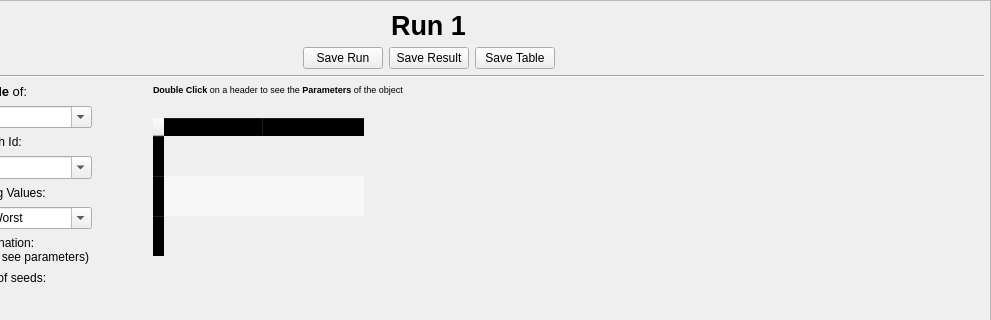
First picture: the form in frontend/designer_templates/main_window/run_tab.ui, repository tomaslibanomonteiro/Thesis-code, before the edit; both pictures show x 137 to 1128 and y 0 to 320 of the 1128 by 662 pixel window.
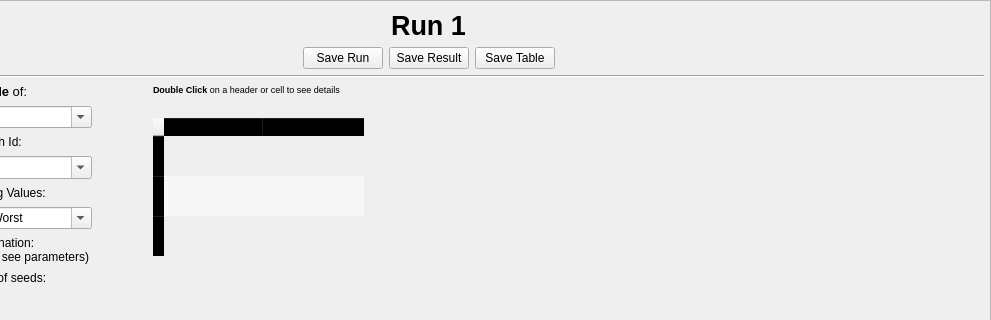
Second picture: the form after the edit.

Commit message: double click to get seed

What changed in the file:
```diff
--- a/frontend/designer_templates/main_window/run_tab.ui
+++ b/frontend/designer_templates/main_window/run_tab.ui
@@ -620,7 +620,7 @@
            <enum>Qt::LeftToRight</enum>
           </property>
           <property name="text">
-           <string>&lt;html&gt;&lt;head/&gt;&lt;body&gt;&lt;p&gt;&lt;span style=&quot; font-weight:600;&quot;&gt;Double Click &lt;/span&gt;on a header to see the &lt;span style=&quot; font-weight:600;&quot;&gt;Parameters &lt;/span&gt;of the object&lt;/p&gt;&lt;/body&gt;&lt;/html&gt;</string>
+           <string>&lt;html&gt;&lt;head/&gt;&lt;body&gt;&lt;p&gt;&lt;span style=&quot; font-weight:600;&quot;&gt;Double Click &lt;/span&gt;on a header or cell to see details&lt;/p&gt;&lt;/body&gt;&lt;/html&gt;</string>
           </property>
           <property name="alignment">
            <set>Qt::AlignLeading|Qt::AlignLeft|Qt::AlignVCenter</set>
```
The commit also changes 3 other files.
